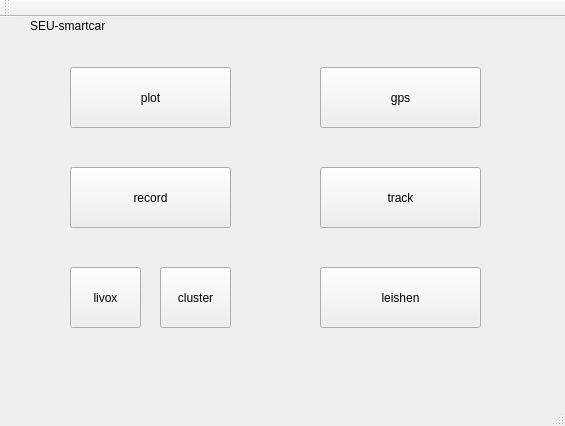
zshiningstar/intelligent_logistics_car, file src/ui_config/smartcar/mainwindow.ui: the form before one commit.
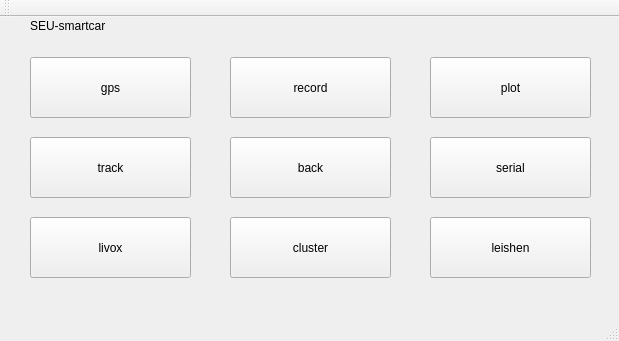
The form after the commit.

Diff of the .ui file:
```diff
--- a/src/ui_config/smartcar/mainwindow.ui
+++ b/src/ui_config/smartcar/mainwindow.ui
@@ -6,8 +6,8 @@
    <rect>
     <x>0</x>
     <y>0</y>
-    <width>565</width>
-    <height>426</height>
+    <width>619</width>
+    <height>341</height>
    </rect>
   </property>
   <property name="windowTitle">
@@ -20,8 +20,8 @@
     </property>
     <property name="geometry">
      <rect>
-      <x>70</x>
-      <y>50</y>
+      <x>430</x>
+      <y>40</y>
       <width>161</width>
       <height>61</height>
      </rect>
@@ -55,8 +55,8 @@
     </property>
     <property name="geometry">
      <rect>
-      <x>320</x>
-      <y>50</y>
+      <x>30</x>
+      <y>40</y>
       <width>161</width>
       <height>61</height>
      </rect>
@@ -77,8 +77,8 @@
     </property>
     <property name="geometry">
      <rect>
-      <x>70</x>
-      <y>150</y>
+      <x>230</x>
+      <y>40</y>
       <width>161</width>
       <height>61</height>
      </rect>
@@ -99,8 +99,8 @@
     </property>
     <property name="geometry">
      <rect>
-      <x>320</x>
-      <y>150</y>
+      <x>30</x>
+      <y>120</y>
       <width>161</width>
       <height>61</height>
      </rect>
@@ -121,9 +121,9 @@
     </property>
     <property name="geometry">
      <rect>
-      <x>70</x>
-      <y>250</y>
-      <width>71</width>
+      <x>30</x>
+      <y>200</y>
+      <width>161</width>
       <height>61</height>
      </rect>
     </property>
@@ -143,8 +143,8 @@
     </property>
     <property name="geometry">
      <rect>
-      <x>320</x>
-      <y>250</y>
+      <x>430</x>
+      <y>200</y>
       <width>161</width>
       <height>61</height>
      </rect>
@@ -165,9 +165,9 @@
     </property>
     <property name="geometry">
      <rect>
-      <x>160</x>
-      <y>250</y>
-      <width>71</width>
+      <x>230</x>
+      <y>200</y>
+      <width>161</width>
       <height>61</height>
      </rect>
     </property>
@@ -181,6 +181,50 @@
      <string>cluster</string>
     </property>
    </widget>
+   <widget class="QPushButton" name="back">
+    <property name="enabled">
+     <bool>true</bool>
+    </property>
+    <property name="geometry">
+     <rect>
+      <x>230</x>
+      <y>120</y>
+      <width>161</width>
+      <height>61</height>
+     </rect>
+    </property>
+    <property name="sizePolicy">
+     <sizepolicy hsizetype="Maximum" vsizetype="Minimum">
+      <horstretch>20</horstretch>
+      <verstretch>20</verstretch>
+     </sizepolicy>
+    </property>
+    <property name="text">
+     <string>back</string>
+    </property>
+   </widget>
+   <widget class="QPushButton" name="serial">
+    <property name="enabled">
+     <bool>true</bool>
+    </property>
+    <property name="geometry">
+     <rect>
+      <x>430</x>
+      <y>120</y>
+      <width>161</width>
+      <height>61</height>
+     </rect>
+    </property>
+    <property name="sizePolicy">
+     <sizepolicy hsizetype="Maximum" vsizetype="Minimum">
+      <horstretch>20</horstretch>
+      <verstretch>20</verstretch>
+     </sizepolicy>
+    </property>
+    <property name="text">
+     <string>serial</string>
+    </property>
+   </widget>
   </widget>
   <widget class="QMenuBar" name="menuBar">
    <property name="geometry">
```
Left out of the diff: 4 changed lines with no effect on the pictures.
